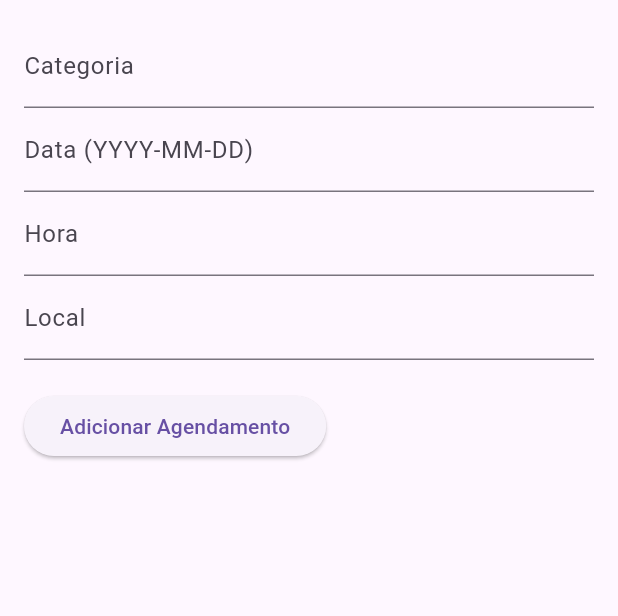
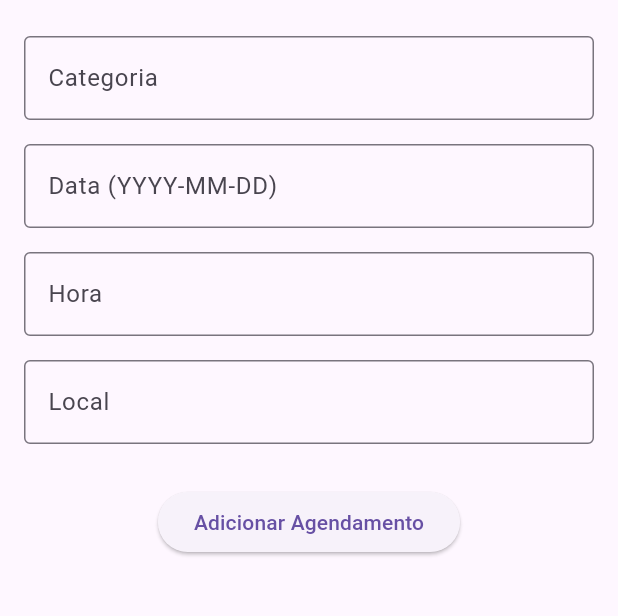
Before and after one commit to DaviVCarvalhos/detran_app, a Flutter app: the AgendamentoPage screen opened directly, after a tap on the "add" icon, on a phone screen of 412 x 824 dp, the part 84-700 px from its top. Run offline on Flutter 3.47's test engine with Material 3 defaults, Android fonts, the phone set to English and light mode, and no system bars; our stand-ins replace firebase_auth, firebase_core, firebase_database, open_filex, webview_flutter, webview_flutter_platform_interface; missing offline and left inert: webview_flutter_android; accounts and stored records are empty; network calls fail; Roboto replaces fonts that are missing (Arial).

Commit message:
fix: agendamentos not loading

```diff
--- a/lib/Pages/AddAgendamentoPage.dart
+++ b/lib/Pages/AddAgendamentoPage.dart
@@ -37,14 +37,12 @@ class _AdicionarAgendamentoPageState extends State<AdicionarAgendamentoPage> {
       try {
         await Provider.of<AgendamentoProvider>(context, listen: false)
             .adicionarAgendamento(agendamento);
-        ScaffoldMessenger.of(context).showSnackBar(SnackBar(
-            content: Text(
-                'Agendamento adicionado com sucesso!')));
+        ScaffoldMessenger.of(context).showSnackBar(
+            SnackBar(content: Text('Agendamento adicionado com sucesso!')));
         Navigator.pop(context);
       } catch (e) {
-        ScaffoldMessenger.of(context).showSnackBar(SnackBar(
-            content:
-                Text('Erro ao adicionar agendamento: $e')));
+        ScaffoldMessenger.of(context).showSnackBar(
+            SnackBar(content: Text('Erro ao adicionar agendamento: $e')));
       }
     }
   }
@@ -59,15 +57,16 @@ class _AdicionarAgendamentoPageState extends State<AdicionarAgendamentoPage> {
           color: Colors.white,
         ),
       ),
-      body: Padding(
+      body: SingleChildScrollView(
+        child: Padding(
           padding: const EdgeInsets.all(16.0),
           child: Form(
             key: _formKey,
             child: Column(
               crossAxisAlignment: CrossAxisAlignment.start,
               children: <Widget>[
-              TextFormField(
-                decoration: InputDecoration(labelText: 'Categoria'),
+                _buildTextFormField(
+                  label: 'Categoria',
                   validator: (value) {
                     if (value == null || value.isEmpty) {
                       return 'Por favor, insira a categoria do agendamento';
@@ -76,8 +75,8 @@ class _AdicionarAgendamentoPageState extends State<AdicionarAgendamentoPage> {
                   },
                   onChanged: (value) => _categoria = value,
                 ),
-              TextFormField(
-                decoration: InputDecoration(labelText: 'Data (YYYY-MM-DD)'),
+                _buildTextFormField(
+                  label: 'Data (YYYY-MM-DD)',
                   validator: (value) {
                     if (value == null || value.isEmpty) {
                       return 'Por favor, insira a data do agendamento';
@@ -86,8 +85,8 @@ class _AdicionarAgendamentoPageState extends State<AdicionarAgendamentoPage> {
                   },
                   onChanged: (value) => _data = value,
                 ),
-              TextFormField(
-                decoration: InputDecoration(labelText: 'Hora'),
+                _buildTextFormField(
+                  label: 'Hora',
                   validator: (value) {
                     if (value == null || value.isEmpty) {
                       return 'Por favor, insira a hora';
@@ -96,8 +95,8 @@ class _AdicionarAgendamentoPageState extends State<AdicionarAgendamentoPage> {
                   },
                   onChanged: (value) => _hora = value,
                 ),
-              TextFormField(
-                decoration: InputDecoration(labelText: 'Local'),
+                _buildTextFormField(
+                  label: 'Local',
                   validator: (value) {
                     if (value == null || value.isEmpty) {
                       return 'Por favor, insira o local';
@@ -107,14 +106,35 @@ class _AdicionarAgendamentoPageState extends State<AdicionarAgendamentoPage> {
                   onChanged: (value) => _local = value,
                 ),
                 SizedBox(height: 20),
-              ElevatedButton(
+                Center(
+                  child: ElevatedButton(
                     onPressed: _adicionarAgendamento,
                     child: Text('Adicionar Agendamento'),
+                  ),
                 ),
               ],
             ),
           ),
         ),
+      ),
+    );
+  }
+
+  Widget _buildTextFormField({
+    required String label,
+    required String? Function(String?) validator,
+    required ValueChanged<String> onChanged,
+  }) {
+    return Padding(
+      padding: const EdgeInsets.symmetric(vertical: 8.0),
+      child: TextFormField(
+        decoration: InputDecoration(
+          labelText: label,
+          border: OutlineInputBorder(),
+        ),
+        validator: validator,
+        onChanged: onChanged,
+      ),
     );
   }
 }
--- a/lib/models/agendamento_provider.dart
+++ b/lib/models/agendamento_provider.dart
@@ -18,7 +18,10 @@ class AgendamentoProvider with ChangeNotifier {
         final Map<String, dynamic> data = json.decode(response.body);
         _agendamentos = data.entries.where((entry) {
           final agendamentoData = entry.value;
-          return agendamentoData['userId'] == userId;
+
+          final userIdValue = agendamentoData['userId'];
+
+          return userIdValue != null && userIdValue == userId;
         }).map((entry) {
           final id = entry.key;
           final agendamentoData = entry.value;
@@ -26,7 +29,7 @@ class AgendamentoProvider with ChangeNotifier {
         }).toList();
         notifyListeners();
       } else {
-        throw Exception('Failed to load agendamentos');
+        throw Exception('Failed to load agendamentos: ${response.statusCode}');
       }
     } catch (e) {
       throw Exception('Erro ao carregar agendamentos: $e');
@@ -34,7 +37,7 @@ class AgendamentoProvider with ChangeNotifier {
   }
 
   Future<void> adicionarAgendamento(Agendamento agendamento) async {
-    final url = Uri.parse('$_baseUrl/agendamento.json');
+    final url = Uri.parse('$_baseUrl/agendamentos.json');
 
     try {
       final response = await http.post(
@@ -88,7 +91,7 @@ class AgendamentoProvider with ChangeNotifier {
   }
 
   Future<void> editarAgendamento(String id, Agendamento agendamento) async {
-    final url = Uri.parse('$_baseUrl/agendamento/$id.json');
+    final url = Uri.parse('$_baseUrl/agendamentos/$id.json');
 
     try {
       final response = await http.patch(
```
Lines whose indentation alone changed are shown as unchanged.
